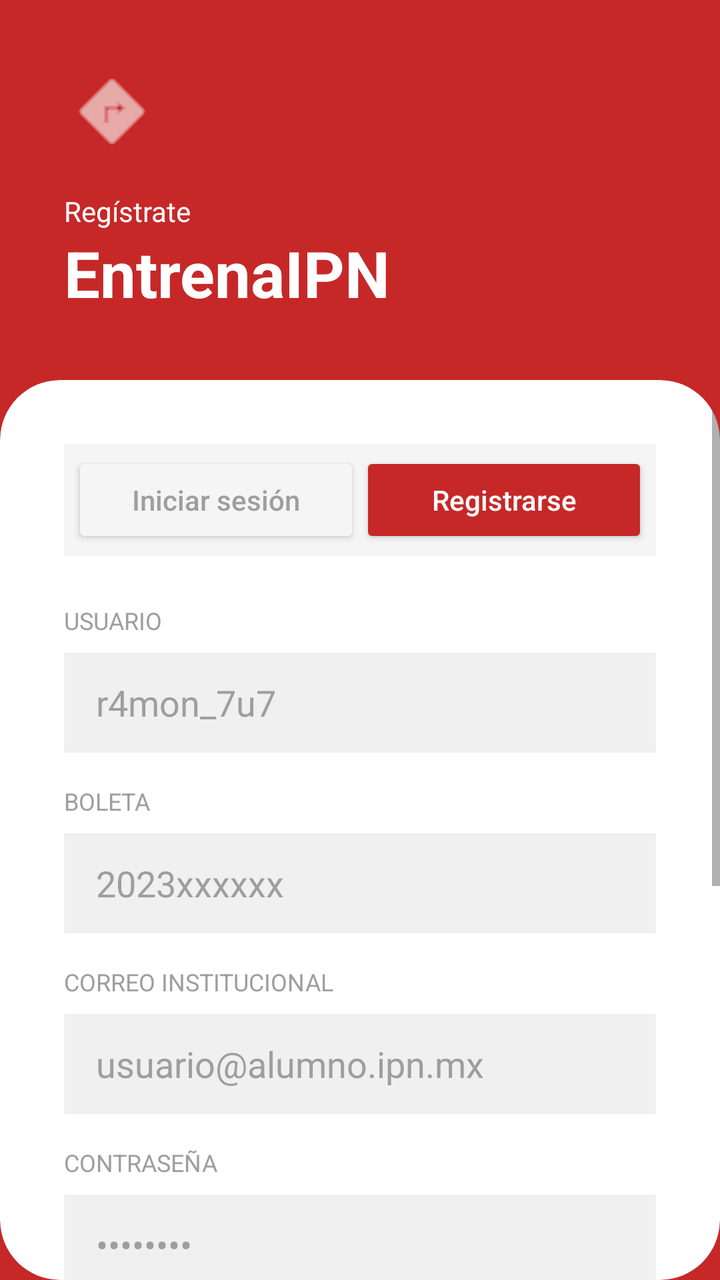
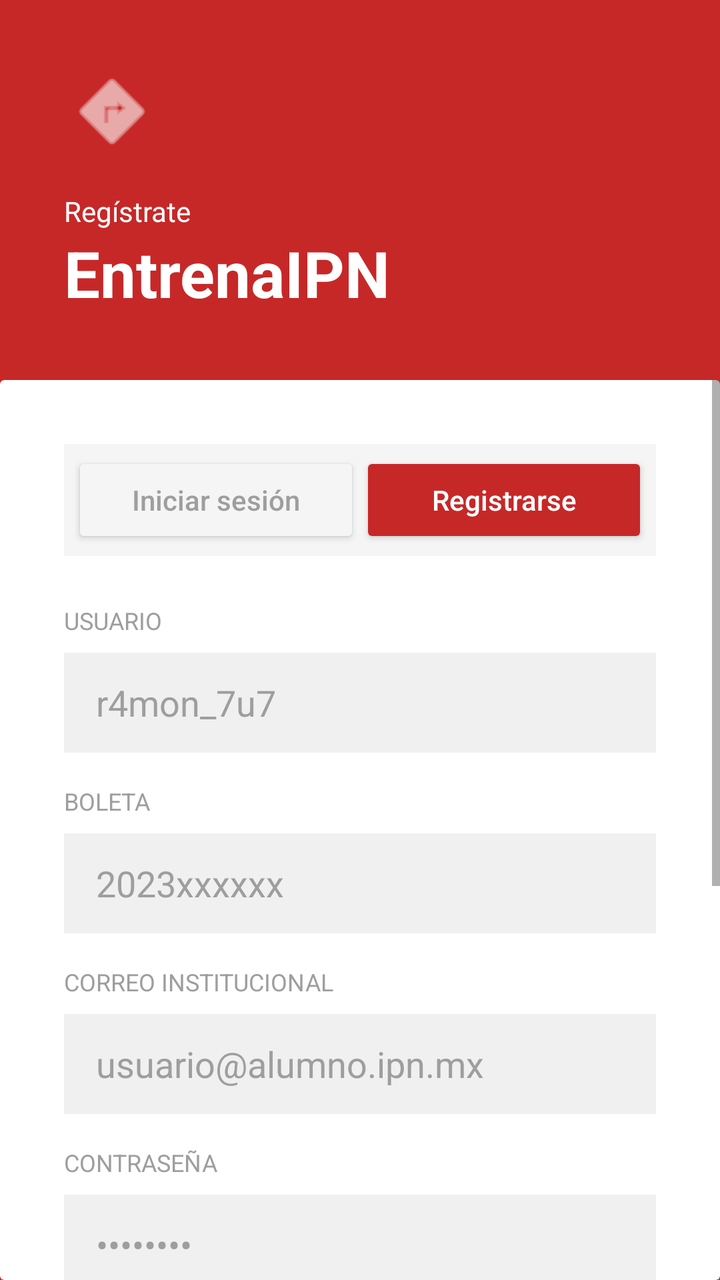

Two renders of the same Android screen: before a commit and after it. Below are the layout's source before the change and the commit's diff.
<!-- AndroidManifest.xml: application theme Theme.ActivaESCOM -->
<!-- res/layout/activity_registro.xml -->
<?xml version="1.0" encoding="utf-8"?>
<androidx.constraintlayout.widget.ConstraintLayout xmlns:android="http://schemas.android.com/apk/res/android"
    xmlns:app="http://schemas.android.com/apk/res-auto"
    android:layout_width="match_parent"
    android:layout_height="match_parent"
    android:background="@color/red_1">

    <ImageView
        android:id="@+id/ic_run"
        android:layout_width="48dp"
        android:layout_height="48dp"
        android:layout_margin="32dp"
        android:src="@android:drawable/ic_menu_directions"
        app:tint="@color/white"
        app:layout_constraintStart_toStartOf="parent"
        app:layout_constraintTop_toTopOf="parent" />

    <TextView
        android:id="@+id/tv_welcome"
        android:layout_width="wrap_content"
        android:layout_height="wrap_content"
        android:layout_marginStart="32dp"
        android:layout_marginTop="16dp"
        android:text="Regístrate"
        android:textColor="@color/white"
        android:textSize="14sp"
        app:layout_constraintStart_toStartOf="parent"
        app:layout_constraintTop_toBottomOf="@id/ic_run" />

    <TextView
        android:id="@+id/tv_title"
        android:layout_width="wrap_content"
        android:layout_height="wrap_content"
        android:layout_marginStart="32dp"
        android:text="EntrenaIPN"
        android:textColor="@color/white"
        android:textSize="32sp"
        android:textStyle="bold"
        app:layout_constraintStart_toStartOf="parent"
        app:layout_constraintTop_toBottomOf="@id/tv_welcome" />

    <androidx.cardview.widget.CardView
        android:layout_width="match_parent"
        android:layout_height="0dp"
        android:layout_marginTop="32dp"
        app:cardCornerRadius="30dp"
        app:cardElevation="0dp"
        app:layout_constraintBottom_toBottomOf="parent"
        app:layout_constraintTop_toBottomOf="@id/tv_title">

        <ScrollView
            android:layout_width="match_parent"
            android:layout_height="match_parent">

            <LinearLayout
                android:layout_width="match_parent"
                android:layout_height="wrap_content"
                android:orientation="vertical"
                android:padding="32dp">

                <LinearLayout
                    android:layout_width="match_parent"
                    android:layout_height="wrap_content"
                    android:background="@color/gray_background"
                    android:orientation="horizontal"
                    android:padding="4dp">

                    <Button
                        android:id="@+id/btnTabLogin"
                        android:layout_width="0dp"
                        android:layout_height="wrap_content"
                        android:layout_weight="1"
                        android:backgroundTint="@color/gray_background"
                        android:elevation="0dp"
                        android:text="Iniciar sesión"
                        android:textAllCaps="false"
                        android:textColor="@color/gray_text" />

                    <Button
                        android:id="@+id/btnTabRegister"
                        android:layout_width="0dp"
                        android:layout_height="wrap_content"
                        android:layout_weight="1"
                        android:backgroundTint="@color/red_1"
                        android:text="Registrarse"
                        android:textAllCaps="false"
                        android:textColor="@color/white" />
                </LinearLayout>

                <TextView
                    android:layout_width="wrap_content"
                    android:layout_height="wrap_content"
                    android:layout_marginTop="24dp"
                    android:text="USUARIO"
                    android:textColor="@color/gray_text"
                    android:textSize="12sp" />

                <EditText
                    android:id="@+id/etUsuario"
                    android:layout_width="match_parent"
                    android:layout_height="50dp"
                    android:layout_marginTop="8dp"
                    android:background="#F0F0F0"
                    android:hint="r4mon_7u7"
                    android:inputType="textPersonName"
                    android:paddingHorizontal="16dp"
                    android:textColorHint="@color/text_gray" />

                <TextView
                    android:layout_width="wrap_content"
                    android:layout_height="wrap_content"
                    android:layout_marginTop="16dp"
                    android:text="BOLETA"
                    android:textColor="@color/gray_text"
                    android:textSize="12sp" />

                <EditText
                    android:id="@+id/etBoleta"
                    android:layout_width="match_parent"
                    android:layout_height="50dp"
                    android:layout_marginTop="8dp"
                    android:background="#F0F0F0"
                    android:hint="2023xxxxxx"
                    android:inputType="number"
                    android:paddingHorizontal="16dp"
                    android:textColorHint="@color/text_gray" />

                <TextView
                    android:layout_width="wrap_content"
                    android:layout_height="wrap_content"
                    android:layout_marginTop="16dp"
                    android:text="CORREO INSTITUCIONAL"
                    android:textColor="@color/gray_text"
                    android:textSize="12sp" />

                <EditText
                    android:id="@+id/etEmail"
                    android:layout_width="match_parent"
                    android:layout_height="50dp"
                    android:layout_marginTop="8dp"
                    android:background="#F0F0F0"
                    android:hint="usuario@alumno.ipn.mx"
                    android:inputType="textEmailAddress"
                    android:paddingHorizontal="16dp"
                    android:textColorHint="@color/text_gray" />

                <TextView
                    android:layout_width="wrap_content"
                    android:layout_height="wrap_content"
                    android:layout_marginTop="16dp"
                    android:text="CONTRASEÑA"
                    android:textColor="@color/gray_text"
                    android:textSize="12sp" />

                <EditText
                    android:id="@+id/etPassword"
                    android:layout_width="match_parent"
                    android:layout_height="50dp"
                    android:layout_marginTop="8dp"
                    android:background="#F0F0F0"
                    android:hint="••••••••"
                    android:inputType="textPassword"
                    android:paddingHorizontal="16dp"
                    android:textColorHint="@color/text_gray" />

                <TextView
                    android:layout_width="wrap_content"
                    android:layout_height="wrap_content"
                    android:layout_marginTop="16dp"
                    android:text="CONFIRMAR CONTRASEÑA"
                    android:textColor="@color/gray_text"
                    android:textSize="12sp" />

                <EditText
                    android:id="@+id/etPasswordConfirm"
                    android:layout_width="match_parent"
                    android:layout_height="50dp"
                    android:layout_marginTop="8dp"
                    android:background="#F0F0F0"
                    android:hint="••••••••"
                    android:inputType="textPassword"
                    android:paddingHorizontal="16dp"
                    android:textColorHint="@color/text_gray" />

                <TextView
                    android:layout_width="match_parent"
                    android:layout_height="wrap_content"
                    android:layout_marginTop="24dp"
                    android:gravity="center"
                    android:text="— o continúa con —"
                    android:textColor="@color/gray_text"
                    android:textSize="12sp" />

                <LinearLayout
                    android:layout_width="match_parent"
                    android:layout_height="wrap_content"
                    android:layout_marginTop="16dp"
                    android:gravity="center"
                    android:orientation="horizontal">

                    <Button
                        android:layout_width="60dp"
                        android:layout_height="wrap_content"
                        android:layout_marginEnd="16dp"
                        android:backgroundTint="@color/white"
                        android:text="G"
                        android:textColor="@color/red_3" />

                    <Button
                        android:layout_width="60dp"
                        android:layout_height="wrap_content"
                        android:layout_marginEnd="16dp"
                        android:backgroundTint="@color/white"
                        android:text="f"
                        android:textColor="#1877F2" />

                    <Button
                        android:layout_width="60dp"
                        android:layout_height="wrap_content"
                        android:backgroundTint="@color/white"
                        android:text="✦"
                        android:textColor="@color/black" />
                </LinearLayout>

                <Button
                    android:id="@+id/btnRegistrar"
                    android:layout_width="match_parent"
                    android:layout_height="60dp"
                    android:layout_marginTop="24dp"
                    android:backgroundTint="@color/red_1"
                    android:text="CREAR CUENTA"
                    android:textColor="@color/white"
                    android:textStyle="bold" />

                <TextView
                    android:id="@+id/tvYaTienesCuenta"
                    android:layout_width="match_parent"
                    android:layout_height="wrap_content"
                    android:layout_marginTop="16dp"
                    android:gravity="center"
                    android:text="¿Ya tienes cuenta? Inicia sesión"
                    android:textColor="@color/gray_text"
                    android:textSize="12sp" />

            </LinearLayout>
        </ScrollView>
    </androidx.cardview.widget.CardView>

</androidx.constraintlayout.widget.ConstraintLayout>
<!-- resources referenced by this layout -->
<resources>
  <color name="black">#FF000000</color>
  <color name="gray_background">#F5F5F5</color>
  <color name="gray_text">#9E9E9E</color>
  <color name="red_1">#C62828</color>
  <color name="red_3">#EF5350</color>
  <color name="text_gray">#9E9E9E</color>
  <color name="white">#FFFFFFFF</color>
  <style name="Theme.ActivaESCOM" parent="Base.Theme.ActivaESCOM">
      </style>
  <style name="Base.Theme.ActivaESCOM" parent="Theme.MaterialComponents.DayNight.NoActionBar">
      </style>
</resources>

<!-- the commit's change to res/layout/activity_registro.xml (unified diff, before → after) -->
@@ -43,7 +43,6 @@
         android:layout_width="match_parent"
         android:layout_height="0dp"
         android:layout_marginTop="32dp"
-        app:cardCornerRadius="30dp"
         app:cardElevation="0dp"
         app:layout_constraintBottom_toBottomOf="parent"
         app:layout_constraintTop_toBottomOf="@id/tv_title">
